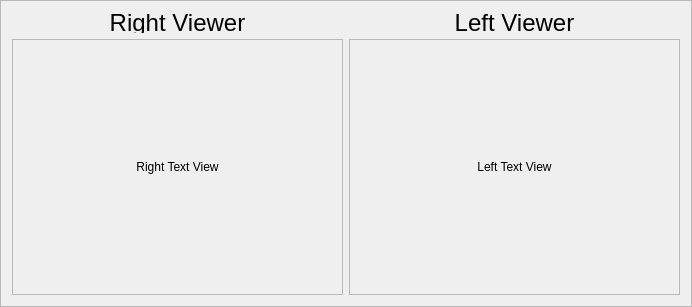
jameskyle/KExperiment, file UI/Forms/ViewerFrame.ui: the form before one commit.
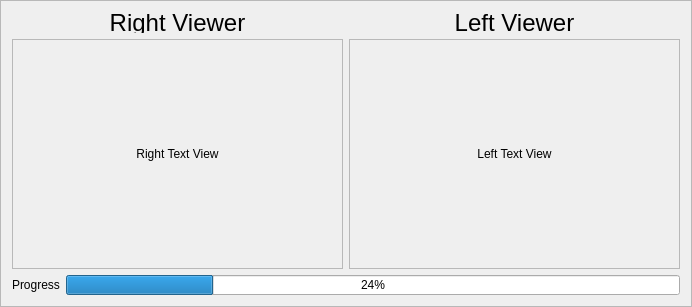
The form after the commit.

```diff
--- a/UI/Forms/ViewerFrame.ui
+++ b/UI/Forms/ViewerFrame.ui
@@ -19,6 +19,10 @@
   <property name="frameShadow">
    <enum>QFrame::Raised</enum>
   </property>
+  <layout class="QVBoxLayout" name="verticalLayout_2">
+   <item>
+    <layout class="QVBoxLayout" name="verticalLayout">
+     <item>
   <layout class="QHBoxLayout" name="horizontalLayout">
    <item>
     <layout class="QVBoxLayout" name="verticalLayout_8">
@@ -45,6 +49,12 @@
      </item>
      <item>
       <widget class="QFrame" name="rightViewerFrame">
+           <property name="sizePolicy">
+            <sizepolicy hsizetype="Expanding" vsizetype="Preferred">
+             <horstretch>0</horstretch>
+             <verstretch>0</verstretch>
+            </sizepolicy>
+           </property>
        <property name="minimumSize">
         <size>
          <width>0</width>
@@ -60,6 +70,12 @@
        <layout class="QHBoxLayout" name="horizontalLayout_10">
         <item>
          <widget class="QLabel" name="rightTextView">
+              <property name="sizePolicy">
+               <sizepolicy hsizetype="Expanding" vsizetype="Preferred">
+                <horstretch>0</horstretch>
+                <verstretch>0</verstretch>
+               </sizepolicy>
+              </property>
           <property name="text">
            <string>Right Text View</string>
           </property>
@@ -101,6 +117,12 @@
      </item>
      <item>
       <widget class="QFrame" name="leftViewerFrame">
+           <property name="sizePolicy">
+            <sizepolicy hsizetype="Expanding" vsizetype="Preferred">
+             <horstretch>0</horstretch>
+             <verstretch>0</verstretch>
+            </sizepolicy>
+           </property>
        <property name="minimumSize">
         <size>
          <width>0</width>
@@ -116,6 +138,12 @@
        <layout class="QHBoxLayout" name="horizontalLayout_8">
         <item>
          <widget class="QLabel" name="leftTextView">
+              <property name="sizePolicy">
+               <sizepolicy hsizetype="Expanding" vsizetype="Preferred">
+                <horstretch>0</horstretch>
+                <verstretch>0</verstretch>
+               </sizepolicy>
+              </property>
           <property name="text">
            <string>Left Text View</string>
           </property>
@@ -126,6 +154,52 @@
         </item>
        </layout>
       </widget>
+         </item>
+        </layout>
+       </item>
+      </layout>
+     </item>
+     <item>
+      <layout class="QHBoxLayout" name="horizontalLayout_7">
+       <item>
+        <widget class="QLabel" name="progressLabel">
+         <property name="sizePolicy">
+          <sizepolicy hsizetype="Fixed" vsizetype="Preferred">
+           <horstretch>0</horstretch>
+           <verstretch>0</verstretch>
+          </sizepolicy>
+         </property>
+         <property name="maximumSize">
+          <size>
+           <width>16777215</width>
+           <height>20</height>
+          </size>
+         </property>
+         <property name="text">
+          <string>Progress</string>
+         </property>
+        </widget>
+       </item>
+       <item>
+        <widget class="QProgressBar" name="progressBar">
+         <property name="sizePolicy">
+          <sizepolicy hsizetype="Expanding" vsizetype="Fixed">
+           <horstretch>0</horstretch>
+           <verstretch>0</verstretch>
+          </sizepolicy>
+         </property>
+         <property name="maximumSize">
+          <size>
+           <width>16777215</width>
+           <height>20</height>
+          </size>
+         </property>
+         <property name="value">
+          <number>24</number>
+         </property>
+        </widget>
+       </item>
+      </layout>
      </item>
     </layout>
    </item>
```
Left out of the diff: 12 changed lines with no effect on the pictures. Lines whose indentation alone changed are shown as unchanged.
